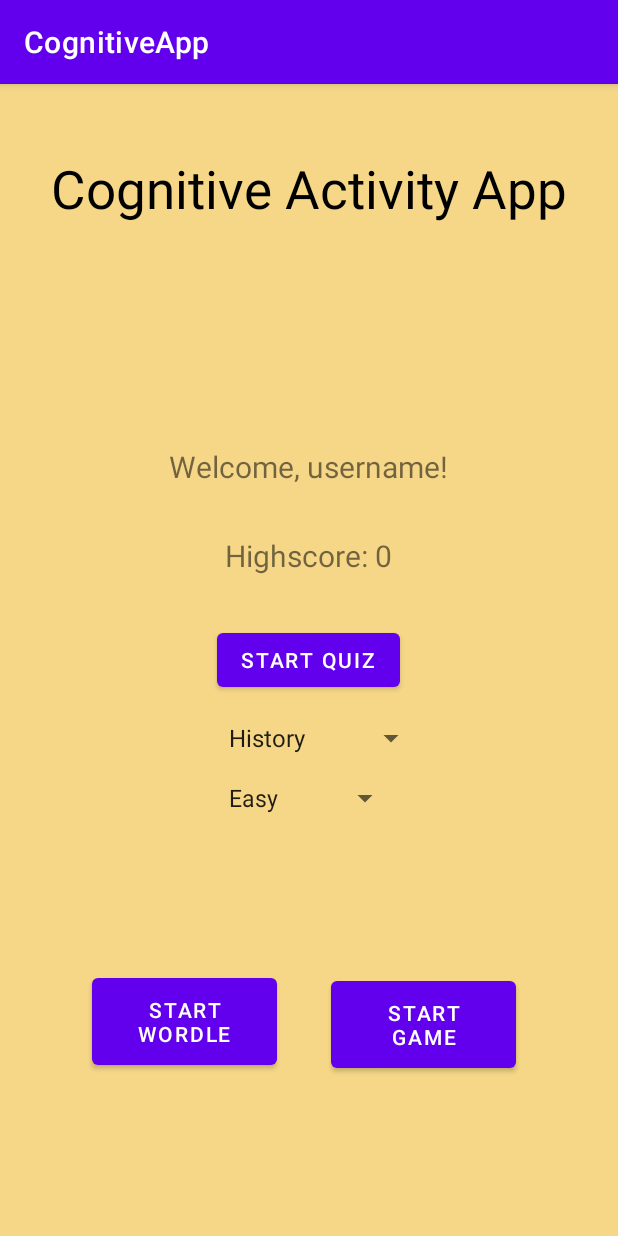
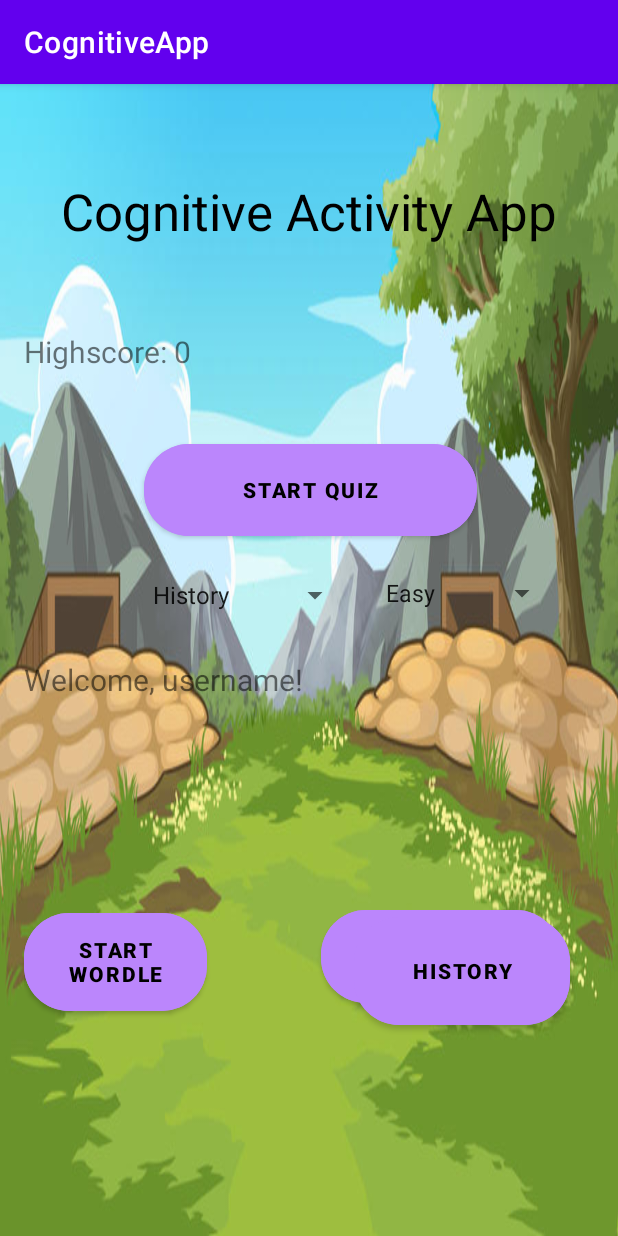
Before and after one commit to SamCull/CognitiveApp, an Android app: the screen it shows after launch (StartingScreenActivity), on a phone screen of 412 x 824 dp. Run offline under Robolectric (Android 15) with nearby library versions, the phone set to English and light mode, and no system bars.

Commit message:
Created Score table - rearranged screens

```diff
--- a/app/src/main/java/com/vogella/android/cognitiveapp/Question.java
+++ b/app/src/main/java/com/vogella/android/cognitiveapp/Question.java
@@ -16,6 +16,7 @@ public class Question implements Parcelable {
     private int answerNr;
     private String difficulty;
     private int categoryID;
+    private int score;
 
     public Question() {
     }
@@ -29,7 +30,9 @@ public class Question implements Parcelable {
         this.answerNr = answerNr;
         this.difficulty = difficulty;
         this.categoryID = categoryID;
+
     }
+
 
     protected Question(Parcel in) {
         id = in.readInt();
--- a/app/src/main/java/com/vogella/android/cognitiveapp/QuizContract.java
+++ b/app/src/main/java/com/vogella/android/cognitiveapp/QuizContract.java
@@ -22,4 +22,18 @@ public final class QuizContract {
         public static final String COLUMN_DIFFICULTY = "difficulty";
         public static final String COLUMN_CATEGORY_ID = "category_id";
     }
+
+    public static class ScoreTable implements BaseColumns{
+        public static final String TABLE_NAME = "quiz_score";
+        public static final String COLUMN_QUESTION = "question";
+        public static final String COLUMN_ANSWER_NR = "answer_nr";
+        public static final String COLUMN_DIFFICULTY = "difficulty";
+        public static final String COLUMN_CATEGORY_ID = "category_id";
+        public static final String COLUMN_SCORE = "highscore";
+
+
+
+
+
+    }
 }
--- a/app/src/main/java/com/vogella/android/cognitiveapp/QuizDbHelper.java
+++ b/app/src/main/java/com/vogella/android/cognitiveapp/QuizDbHelper.java
@@ -5,12 +5,13 @@ import android.content.Context;
 import android.database.Cursor;
 import android.database.sqlite.SQLiteDatabase;
 import android.database.sqlite.SQLiteOpenHelper;
+import com.vogella.android.cognitiveapp.QuizContract.*;
 
 import java.util.ArrayList;
 import java.util.List;
 
 public class QuizDbHelper extends SQLiteOpenHelper {
-    private static final String DATABASE_NAME = "MyAwesomeQuiz.db";
+    private static final String DATABASE_NAME = "CognitiveAppDatabase.db";
     private static final int DATABASE_VERSION = 1;
 
     private static QuizDbHelper instance;
@@ -31,6 +32,17 @@ public class QuizDbHelper extends SQLiteOpenHelper {
     @Override
     public void onCreate(SQLiteDatabase db) {
         this.db = db;
+
+        final String SQL_CREATE_SCORE_TABLE = "CREATE TABLE " +
+                QuizContract.ScoreTable.TABLE_NAME + "( " +
+                QuizContract.ScoreTable._ID + " INTEGER PRIMARY KEY AUTOINCREMENT, " +
+                QuizContract.ScoreTable.COLUMN_QUESTION + " TEXT, " +
+                QuizContract.ScoreTable.COLUMN_ANSWER_NR + " TEXT, " +
+                QuizContract.ScoreTable.COLUMN_DIFFICULTY + " TEXT, " +
+                QuizContract.ScoreTable.COLUMN_CATEGORY_ID + " TEXT, " +
+                QuizContract.ScoreTable.COLUMN_SCORE + " TEXT " +
+                ")";
+
 
         final String SQL_CREATE_CATEGORIES_TABLE = "CREATE TABLE " +
                 QuizContract.CategoriesTable.TABLE_NAME + "( " +
@@ -54,6 +66,7 @@ public class QuizDbHelper extends SQLiteOpenHelper {
 
         db.execSQL(SQL_CREATE_CATEGORIES_TABLE);
         db.execSQL(SQL_CREATE_QUESTIONS_TABLE);
+        //db.execSQL(SQL_CREATE_SCORE_TABLE);
         fillCategoriesTable();
         fillQuestionsTable();
     }
@@ -62,6 +75,7 @@ public class QuizDbHelper extends SQLiteOpenHelper {
     public void onUpgrade(SQLiteDatabase db, int oldVersion, int newVersion) {
         db.execSQL("DROP TABLE IF EXISTS " + QuizContract.CategoriesTable.TABLE_NAME);
         db.execSQL("DROP TABLE IF EXISTS " + QuizContract.QuestionsTable.TABLE_NAME);
+        db.execSQL("DROP TABLE IF EXISTS " + QuizContract.ScoreTable.TABLE_NAME);
         onCreate(db);
     }
 
@@ -78,6 +92,9 @@ public class QuizDbHelper extends SQLiteOpenHelper {
         addCategory(c2);
         Category c3 = new Category("Math");
         addCategory(c3);
+    }
+    private void fillScoresTable(){
+
     }
 
     private void addCategory(Category category) {
@@ -312,10 +329,6 @@ public class QuizDbHelper extends SQLiteOpenHelper {
 
 
 
-
-
-
-
     private void addQuestion(Question question) {
         ContentValues cv = new ContentValues();
         cv.put(QuizContract.QuestionsTable.COLUMN_QUESTION, question.getQuestion());
--- a/app/src/main/java/com/vogella/android/cognitiveapp/StartingScreenActivity.java
+++ b/app/src/main/java/com/vogella/android/cognitiveapp/StartingScreenActivity.java
@@ -28,9 +28,9 @@ public class StartingScreenActivity extends AppCompatActivity {
     private Spinner spinnerCategory;
     private Spinner spinnerDifficulty;
 
-    private int highscore;
+    public int highscore;
 
-    Button button_start_wordle;
+    Button button_start_wordle, button_start_suduko;
 
     @Override
     protected void onCreate(Bundle savedInstanceState) {
@@ -38,6 +38,7 @@ public class StartingScreenActivity extends AppCompatActivity {
         setContentView(R.layout.activity_starting_screen);
 
         button_start_wordle = findViewById(R.id.button_start_wordle);
+        button_start_suduko = findViewById(R.id.button_start_suduko);
         textViewHighscore = findViewById(R.id.text_view_highscore);
         spinnerCategory = findViewById(R.id.spinner_category);
         spinnerDifficulty = findViewById(R.id.spinner_difficulty);
@@ -48,10 +49,16 @@ public class StartingScreenActivity extends AppCompatActivity {
                 goLink("https://www.nytimes.com/games/wordle/index.html");
             }
         });
+        button_start_suduko.setOnClickListener(new View.OnClickListener() {
+            @Override
+            public void onClick(View v) {
+                goLink("https://sudoku.com/");
+            }
+        });
 
         loadCategories();
         loadDifficultyLevels();
-        loadHighscore();
+        loadHighscore(); // keep
 
         Button buttonStartQuiz = findViewById(R.id.button_start_quiz);
         buttonStartQuiz.setOnClickListener(new View.OnClickListener() {
--- a/app/src/main/res/layout/activity_quiz.xml
+++ b/app/src/main/res/layout/activity_quiz.xml
@@ -4,16 +4,19 @@
     xmlns:tools="http://schemas.android.com/tools"
     android:layout_width="match_parent"
     android:layout_height="match_parent"
-    android:background="#F6D788"
+    android:background="@drawable/mathgamebackground"
     android:padding="16dp"
     tools:context=".QuizActivity">
+
 
     <TextView
         android:id="@+id/text_view_score"
         android:layout_width="wrap_content"
         android:layout_height="wrap_content"
         android:freezesText="true"
+        android:textStyle="bold"
         android:text="Score: 0"
+        android:textSize="22dp"
         android:textColor="@android:color/black" />
 
     <TextView
@@ -22,6 +25,8 @@
         android:layout_height="wrap_content"
         android:layout_below="@id/text_view_score"
         android:freezesText="true"
+        android:textStyle="bold"
+        android:textSize="22dp"
         android:text="Question: 1/x"
         android:textColor="@android:color/black" />
 
@@ -32,7 +37,9 @@
         android:layout_below="@id/text_view_question_count"
         android:freezesText="true"
         android:text="Category: "
-        android:textColor="@android:color/black" />
+        android:textSize="22dp"
+        android:textColor="@android:color/black"
+        android:textStyle="bold" />
 
     <TextView
         android:id="@+id/text_view_difficulty"
@@ -40,7 +47,9 @@
         android:layout_height="wrap_content"
         android:layout_below="@id/text_view_category"
         android:freezesText="true"
+        android:textStyle="bold"
         android:text="Difficulty: "
+        android:textSize="22dp"
         android:textColor="@android:color/black" />
 
     <TextView
@@ -50,6 +59,7 @@
         android:layout_alignParentEnd="true"
         android:freezesText="true"
         android:text="00:30"
+        android:textStyle="bold"
         android:textColor="@android:color/black"
         android:textSize="40sp" />
 
--- a/app/src/main/res/layout/activity_starting_screen.xml
+++ b/app/src/main/res/layout/activity_starting_screen.xml
@@ -1,24 +1,26 @@
 <?xml version="1.0" encoding="utf-8"?>
-<RelativeLayout
-    xmlns:android="http://schemas.android.com/apk/res/android"
+<RelativeLayout xmlns:android="http://schemas.android.com/apk/res/android"
     xmlns:app="http://schemas.android.com/apk/res-auto"
     xmlns:tools="http://schemas.android.com/tools"
     android:layout_width="match_parent"
     android:layout_height="match_parent"
-    android:background="#F6D788"
+    android:background="@drawable/gamebackround2"
     android:padding="16dp"
     tools:context=".StartingScreenActivity">
 
-        <!-- Title -->
+    <!-- Title -->
+
 
     <TextView
+        android:id="@+id/title"
         android:layout_width="wrap_content"
         android:layout_height="wrap_content"
+        android:layout_alignParentTop="true"
         android:layout_centerHorizontal="true"
-        android:layout_marginTop="30dp"
+        android:layout_marginTop="46dp"
         android:text="Cognitive Activity App"
         android:textColor="@android:color/black"
-        android:textSize="35sp" />
+        android:textSize="34sp" />
 
 
     <TextView
@@ -26,8 +28,8 @@
         android:layout_width="wrap_content"
         android:layout_height="wrap_content"
         android:layout_above="@id/button_start_quiz"
-        android:layout_centerHorizontal="true"
-        android:layout_marginBottom="32dp"
+
+        android:layout_marginBottom="-176dp"
         android:text="Quiz Highscore: 0"
         android:textSize="20sp" />
 
@@ -36,53 +38,89 @@
         android:layout_width="wrap_content"
         android:layout_height="wrap_content"
         android:layout_above="@id/text_view_highscore"
-        android:layout_centerHorizontal="true"
-        android:layout_marginBottom="32dp"
+        android:layout_marginBottom="-246dp"
         android:text="Welcome, username!"
         android:textSize="20sp" />
 
-
     <Button
         android:id="@+id/button_start_quiz"
-        android:layout_width="wrap_content"
-        android:layout_height="wrap_content"
-        android:layout_centerInParent="true"
-        android:text="Start Quiz" />
+        android:layout_width="222dp"
+        android:layout_height="73dp"
+        android:layout_alignParentTop="true"
+        android:layout_alignParentEnd="true"
+        android:layout_marginTop="218dp"
+        android:layout_marginEnd="78dp"
+        android:backgroundTint="@color/purple_200"
+        android:text="Start Quiz"
+        android:textColor="@color/black"
+        android:textStyle="bold"
+        app:cornerRadius="30dp"
+        app:rippleColor="#009688" />
 
     <Spinner
         android:id="@+id/spinner_category"
         android:layout_width="wrap_content"
         android:layout_height="wrap_content"
+        android:layout_below="@+id/button_start_quiz"
         android:layout_alignStart="@+id/button_start_quiz"
-        android:layout_below="@+id/button_start_quiz"
-        android:layout_marginTop="16dp" />
+        android:layout_marginStart="-2dp"
+        android:layout_marginTop="21dp" />
 
     <Spinner
         android:id="@+id/spinner_difficulty"
         android:layout_width="wrap_content"
         android:layout_height="wrap_content"
+        android:layout_below="@+id/spinner_category"
         android:layout_alignStart="@+id/button_start_quiz"
-        android:layout_below="@+id/spinner_category"
-        android:layout_marginTop="16dp" />
+        android:layout_marginStart="153dp"
+        android:layout_marginTop="-25dp" />
 
     <Button
         android:id="@+id/button_start_wordle"
-        android:layout_width="123dp"
-        android:layout_height="70dp"
+        android:layout_width="213dp"
+        android:layout_height="77dp"
         android:layout_alignParentEnd="true"
         android:layout_alignParentBottom="true"
-        android:layout_marginEnd="211dp"
-        android:layout_marginBottom="92dp"
-        android:text="Start Wordle" />
+        android:layout_marginTop="229dp"
+        android:layout_marginEnd="258dp"
+        android:layout_marginBottom="128dp"
+        android:backgroundTint="@color/purple_200"
+        android:text="Start Wordle"
+        android:textColor="@color/black"
+        android:textStyle="bold"
+        app:cornerRadius="30dp"
+        app:rippleColor="#009688" />
 
     <Button
-        android:id="@+id/button_start_game"
-        android:layout_width="123dp"
-        android:layout_height="70dp"
+        android:id="@+id/button_start_suduko"
+        android:layout_width="160dp"
+        android:layout_height="74dp"
         android:layout_alignParentEnd="true"
         android:layout_alignParentBottom="true"
-        android:layout_marginEnd="52dp"
-        android:layout_marginBottom="90dp"
-        android:text="Start Game" />
+        android:layout_marginTop="229dp"
+        android:layout_marginEnd="22dp"
+        android:layout_marginBottom="133dp"
+        android:backgroundTint="@color/purple_200"
+        android:text="Start Crossword"
+        android:textColor="@color/black"
+        android:textStyle="bold"
+        app:cornerRadius="30dp"
+        app:rippleColor="#009688" />
+
+    <Button
+        android:id="@+id/button_results"
+        android:layout_width="144dp"
+        android:layout_height="84dp"
+        android:layout_alignParentTop="true"
+        android:layout_alignParentEnd="true"
+        android:layout_marginTop="533dp"
+        android:layout_marginEnd="16dp"
+        android:backgroundTint="@color/purple_200"
+        android:text="History"
+        android:textColor="@color/black"
+        android:textStyle="bold"
+        app:cornerRadius="30dp"
+        app:rippleColor="@color/purple_200" />
+
 
 </RelativeLayout>
```
